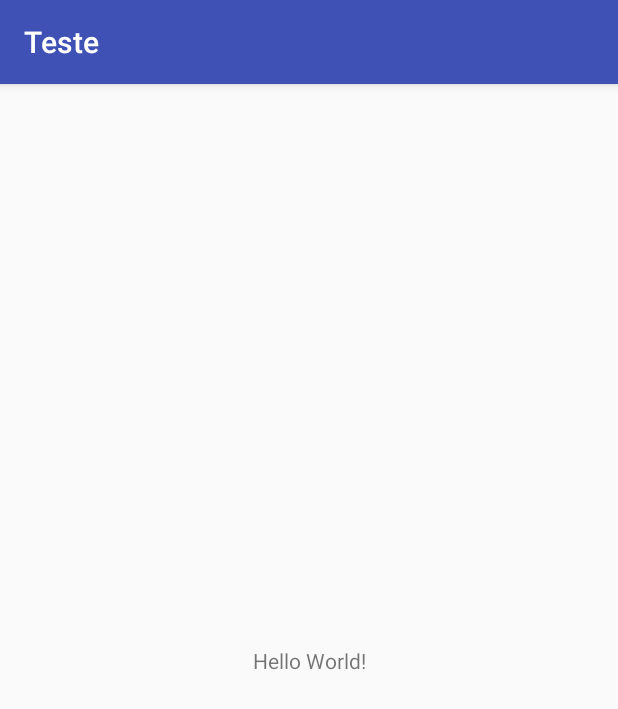
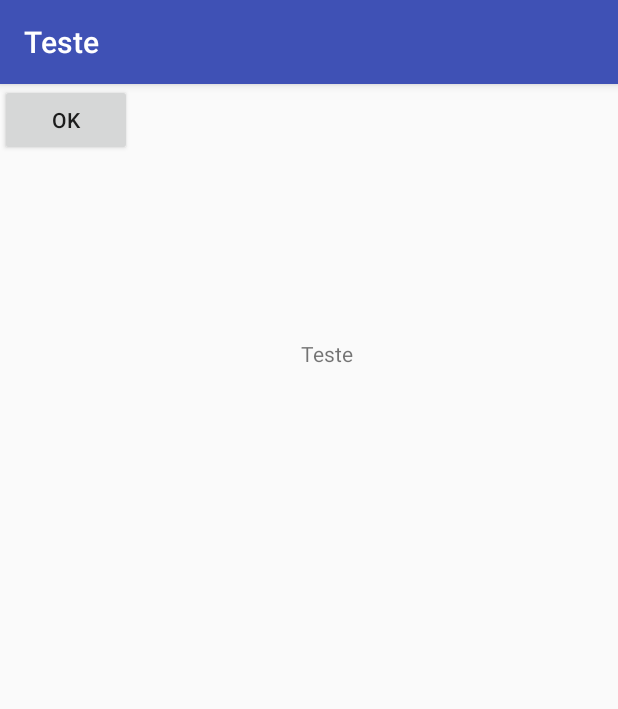
Before and after one commit to enzoteles/teste-kanamobile, an Android app: the screen it shows after launch (MainActivity), on a phone screen of 412 x 824 dp. Shown: the top 709 px of the screen. Run offline under Robolectric (Android 15) with nearby library versions, the phone set to English and light mode, and no system bars.

Commit message:
criando text view e o botão ok

```diff
--- a/app/build.gradle
+++ b/app/build.gradle
@@ -5,11 +5,11 @@ apply plugin: 'kotlin-android'
 apply plugin: 'kotlin-android-extensions'
 
 android {
-    compileSdkVersion 28
+    compileSdkVersion 27
     defaultConfig {
         applicationId "br.com.netshoes.teste"
         minSdkVersion 15
-        targetSdkVersion 28
+        targetSdkVersion 27
         versionCode 1
         versionName "1.0"
         testInstrumentationRunner "android.support.test.runner.AndroidJUnitRunner"
@@ -25,7 +25,7 @@ android {
 dependencies {
     implementation fileTree(dir: 'libs', include: ['*.jar'])
     implementation"org.jetbrains.kotlin:kotlin-stdlib-jdk7:$kotlin_version"
-    implementation 'com.android.support:appcompat-v7:28.0.0-rc01'
+    implementation 'com.android.support:appcompat-v7:27.1.1'
     implementation 'com.android.support.constraint:constraint-layout:1.1.2'
     testImplementation 'junit:junit:4.12'
     androidTestImplementation 'com.android.support.test:runner:1.0.2'
--- a/app/src/main/java/br/com/netshoes/teste/MainActivity.kt
+++ b/app/src/main/java/br/com/netshoes/teste/MainActivity.kt
@@ -2,11 +2,20 @@ package br.com.netshoes.teste
 
 import android.support.v7.app.AppCompatActivity
 import android.os.Bundle
+import kotlinx.android.synthetic.main.activity_main.*
 
 class MainActivity : AppCompatActivity() {
 
     override fun onCreate(savedInstanceState: Bundle?) {
         super.onCreate(savedInstanceState)
         setContentView(R.layout.activity_main)
+
+        tv_name.text = "Teste"
+        bt_ok.setOnClickListener {
+
+            tv_name.text = "Teste butão"
+        }
+
+
     }
 }
--- a/app/src/main/res/layout/activity_main.xml
+++ b/app/src/main/res/layout/activity_main.xml
@@ -7,12 +7,23 @@
     tools:context=".MainActivity">
 
     <TextView
+        android:id="@+id/tv_name"
         android:layout_width="wrap_content"
         android:layout_height="wrap_content"
         android:text="Hello World!"
         app:layout_constraintBottom_toBottomOf="parent"
+        app:layout_constraintHorizontal_bias="0.532"
         app:layout_constraintLeft_toLeftOf="parent"
         app:layout_constraintRight_toRightOf="parent"
-        app:layout_constraintTop_toTopOf="parent" />
+        app:layout_constraintTop_toTopOf="parent"
+        app:layout_constraintVertical_bias="0.227" />
+
+    <Button
+        android:id="@+id/bt_ok"
+        android:layout_width="wrap_content"
+        android:layout_height="wrap_content"
+        android:text="OK"
+        tools:layout_editor_absoluteX="174dp"
+        tools:layout_editor_absoluteY="250dp" />
 
 </android.support.constraint.ConstraintLayout>
```
Also changed, not shown: 1 other file.
